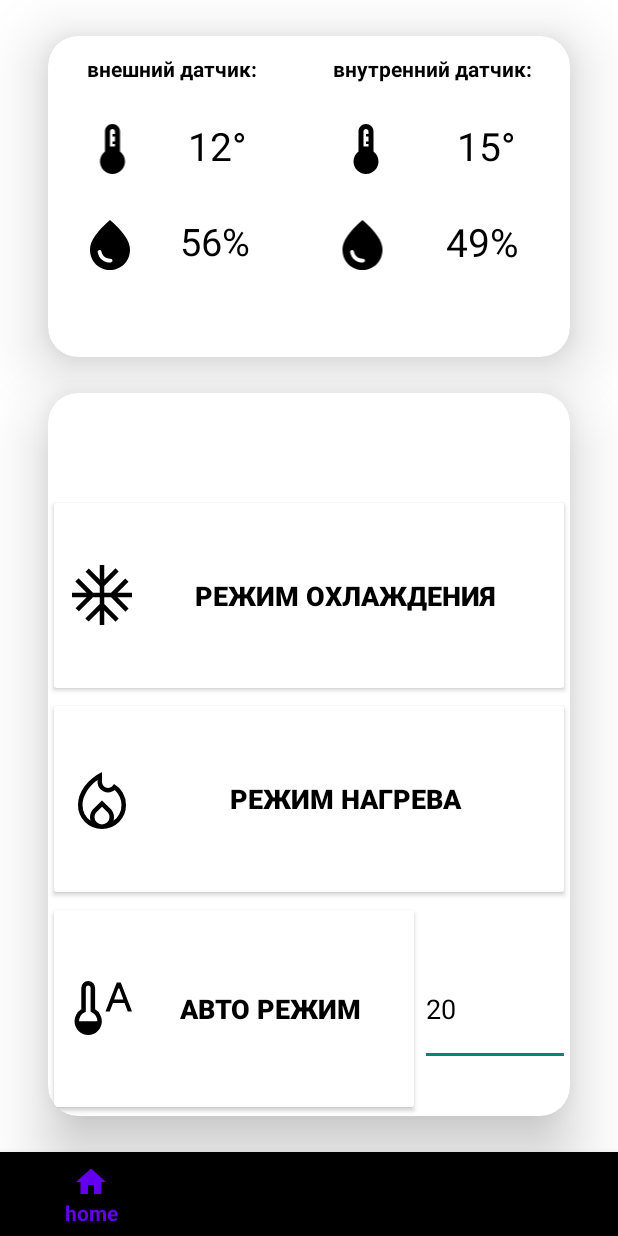
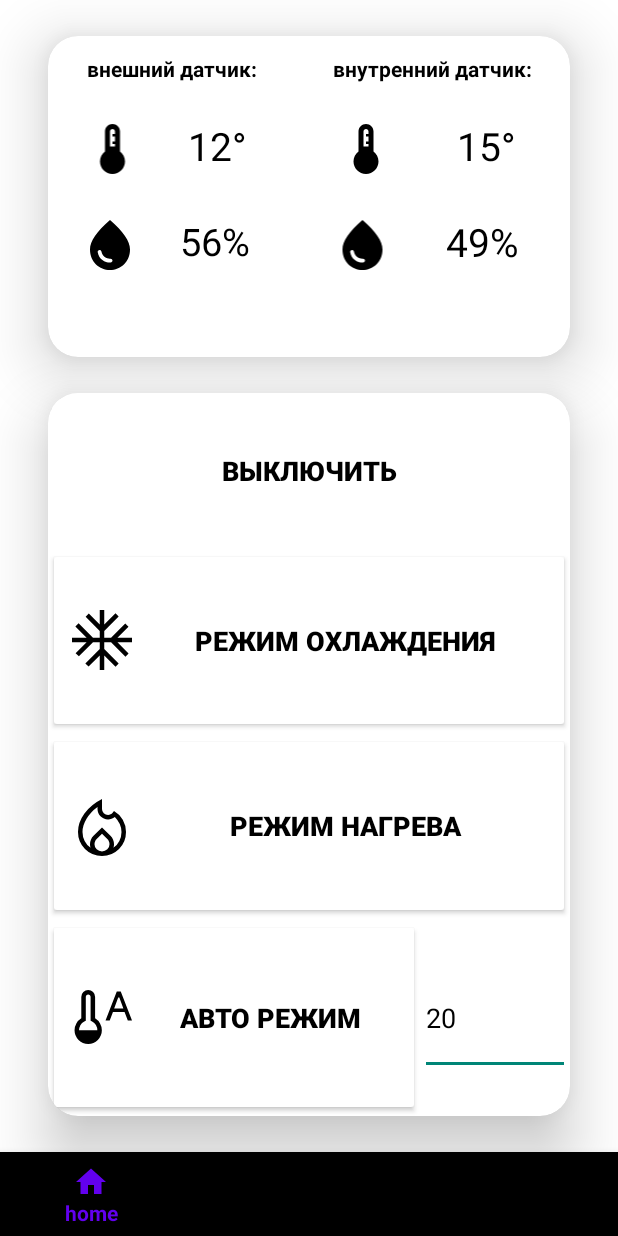
Before and after one commit to yaa-ku/fragment_navigation, an Android app: the screen it shows after launch once a user with an empty profile is signed in (MainActivity), on a phone screen of 412 x 824 dp. Run offline under Robolectric (Android 15) with nearby library versions, the phone set to English and light mode, and no system bars; our stand-ins replace Firebase (no records; nobody signed in at launch, a user with empty details on screens opened directly).

Commit message:
я уже не помню, чё эт за коммит

```diff
--- a/app/src/main/java/com/example/fragment_navigation/ChartsFragment.kt
+++ b/app/src/main/java/com/example/fragment_navigation/ChartsFragment.kt
@@ -80,7 +80,7 @@ public object Store {
                     temperature2 = dataArray.ARR[i].sensor_1[0].toDouble(),
                     humidity2 = dataArray.ARR[i].sensor_1[1].toDouble(),
                     date = "${i}.11.2022",
-                    time = dataArray.ARR[i].time[2].toString() + ":" + dataArray.ARR[i].time[1].toString() + ":" + dataArray.ARR[i].time[0].toString()
+                    time = dataArray.ARR[i].time[0].toString() + ":" + dataArray.ARR[i].time[1].toString() + ":" + dataArray.ARR[i].time[2].toString()
                 )
             )
         }
--- a/app/src/main/java/com/example/fragment_navigation/HomeFragment.kt
+++ b/app/src/main/java/com/example/fragment_navigation/HomeFragment.kt
@@ -14,6 +14,7 @@ import android.widget.Button
 import android.widget.EditText
 import android.widget.TextView
 import android.widget.Toast
+import androidx.activity.result.contract.ActivityResultContracts
 import androidx.fragment.app.Fragment
 import com.example.fragment_navigation.databinding.FragmentHomeBinding
 import com.google.gson.Gson
@@ -21,6 +22,7 @@ import java.io.IOException
 import java.io.InputStream
 import java.io.OutputStream
 import java.util.*
+import java.util.jar.Manifest
 
 class HomeFragment : Fragment() {
     var h: Handler? = null
@@ -31,11 +33,63 @@ class HomeFragment : Fragment() {
     private var mConnectedThread: ConnectedThread? = null
     var data = Data(arrayOf(0, 0), arrayOf(0, 0), arrayOf(0, 0, 0))
     private lateinit var binding: FragmentHomeBinding
+    private val requestPermissionLauncher =
+        registerForActivityResult(
+            ActivityResultContracts.RequestPermission()
+        ) { isGranted: Boolean ->
+            Log.d(TAG, "...onResume - попытка соединения...")
 
+            val device = btAdapter!!.getRemoteDevice(address)
+            if (isGranted) {
+                try {
+                    btSocket = device.createRfcommSocketToServiceRecord(MY_UUID)
+                    btAdapter!!.cancelDiscovery()
+                    btSocket!!.connect()
+
+                } catch (e: IOException) {
+                    errorExit("Fatal Error", "In onResume() and socket create failed: " + e.message + ".")
+                }
+                catch (e:SecurityException){
+                    //do nothing
+                }
+                Log.d(TAG, "...Соединяемся...")
+                try {
+                    Log.d(TAG, "...Соединение установлено и готово к передачи данных...")
+                } catch (e: IOException) {
+                    try {
+                        btSocket!!.close()
+                        Log.d(TAG, "Соединение не установлено")
+                    } catch (e2: IOException) {
+                        errorExit(
+                            "Fatal Error",
+                            "In onResume() and unable to close socket during connection failure" + e2.message + "."
+                        )
+                    }
+                }
+                Log.d(TAG, "...Создание Socket...")
+                mConnectedThread = ConnectedThread(btSocket!!)
+                mConnectedThread!!.start()
+
+                val runnable = Runnable {
+                    while(true){
+                        mConnectedThread!!.write("%{\"type\":\"g_temp_info\"}@")
+                        Thread.sleep(15000)
+                    }
+                }
+                val thread = Thread(runnable)
+                thread.start()
+            } else {
+                // Explain to the user that the feature is unavailable because the
+                // feature requires a permission that the user has denied. At the
+                // same time, respect the user's decision. Don't link to system
+                // settings in an effort to convince the user to change their
+                // decision.
+            }
+        }
     override fun onCreateView(
         inflater: LayoutInflater, container: ViewGroup?,
         savedInstanceState: Bundle?
-    ): View? {
+    ): View {
         // Inflate the layout for this fragment
         val view: View = inflater.inflate(R.layout.fragment_home, container, false)
         binding = FragmentHomeBinding.inflate(layoutInflater)
@@ -112,47 +166,22 @@ class HomeFragment : Fragment() {
             }
         }
 
+        val button_off: Button = view.findViewById(R.id.button_off);
+        button_off.setOnClickListener{
+            try {
+                mConnectedThread!!.write("%{\"type\":\"set_state_off\"}@")
+            }catch(e: java.lang.Exception){
+                Toast.makeText(context, "Некорректное значение", Toast.LENGTH_SHORT).show()
+            }
+        }
 
         return view
     }
 
     public override fun onResume() {
         super.onResume()
-        Log.d(TAG, "...onResume - попытка соединения...")
-        val device = btAdapter!!.getRemoteDevice(address)
-        try {
-            btSocket = device.createRfcommSocketToServiceRecord(MY_UUID)
-        } catch (e: IOException) {
-            errorExit("Fatal Error", "In onResume() and socket create failed: " + e.message + ".")
-        }
-        btAdapter!!.cancelDiscovery()
-        Log.d(TAG, "...Соединяемся...")
-        try {
-            btSocket!!.connect()
-            Log.d(TAG, "...Соединение установлено и готово к передачи данных...")
-        } catch (e: IOException) {
-            try {
-                btSocket!!.close()
-                Log.d(TAG, "Соединение не установлено")
-            } catch (e2: IOException) {
-                errorExit(
-                    "Fatal Error",
-                    "In onResume() and unable to close socket during connection failure" + e2.message + "."
-                )
-            }
-        }
-        Log.d(TAG, "...Создание Socket...")
-        mConnectedThread = ConnectedThread(btSocket!!)
-        mConnectedThread!!.start()
+        this.requestPermissionLauncher.launch(android.Manifest.permission.BLUETOOTH)
 
-        val runnable = Runnable {
-            while(true){
-                mConnectedThread!!.write("%{\"type\":\"g_temp_info\"}@")
-                Thread.sleep(15000)
-            }
-        }
-        val thread = Thread(runnable)
-        thread.start()
     }
 
     public override fun onPause() {
--- a/app/src/main/res/layout/fragment_home.xml
+++ b/app/src/main/res/layout/fragment_home.xml
@@ -201,6 +201,18 @@
                     android:layout_height="wrap_content"
                     android:layout_weight="0.25">
 
+                    <Button
+                        android:id="@+id/button_off"
+                        android:layout_width="match_parent"
+                        android:layout_height="match_parent"
+                        android:text="ВЫКЛЮЧИТЬ"
+                        android:textColor="@color/black"
+                        android:textSize="18sp"
+                        android:textStyle="bold"
+                        android:background="@color/white">
+
+                    </Button>
+
                 </LinearLayout>
 
                 <Button
```
